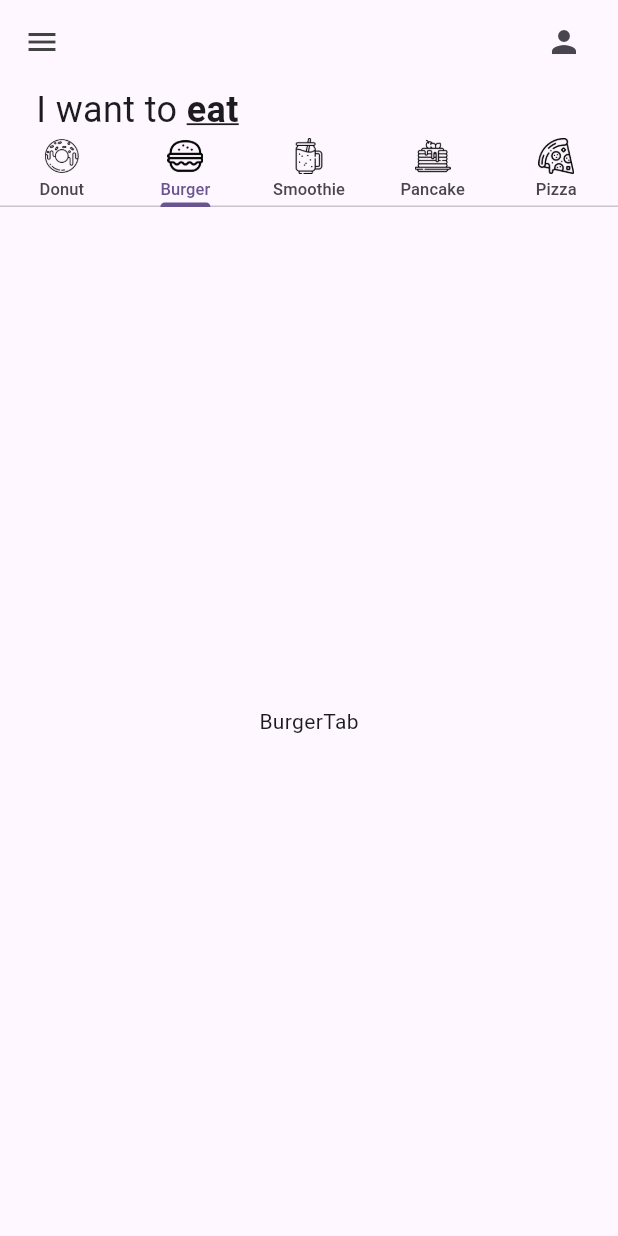
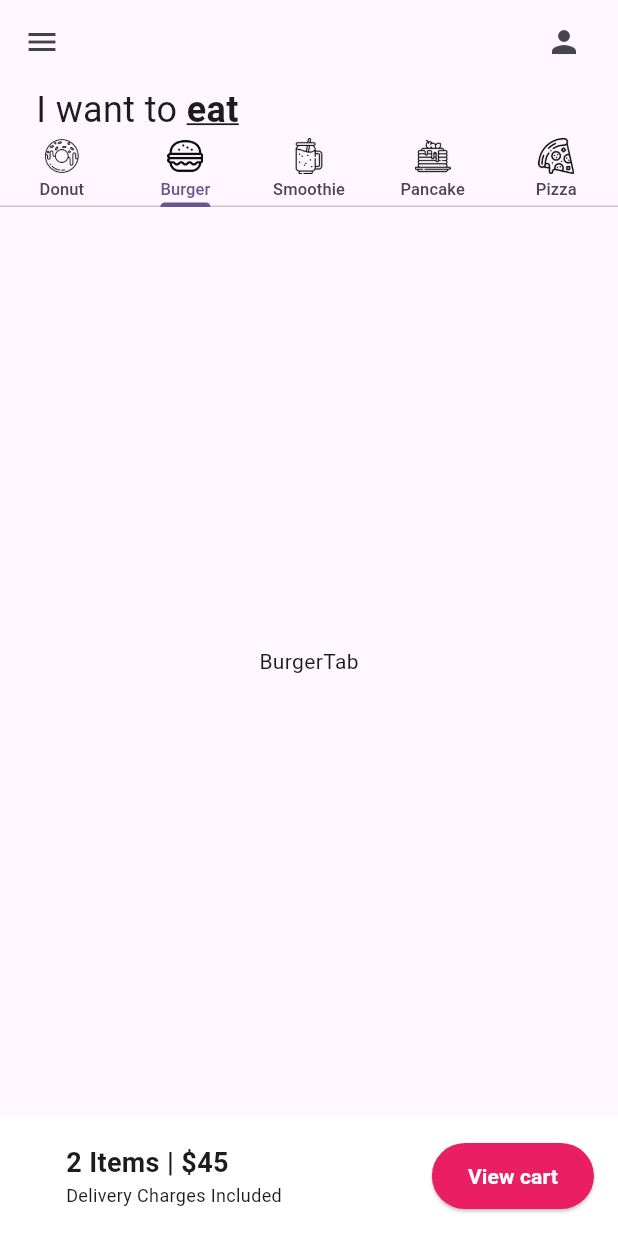
Before and after one commit to ObedDM/donut_app, a Flutter app: the screen it shows after launch, tab 2 chosen, on a phone screen of 412 x 824 dp. Run offline on Flutter 3.47's test engine with Material 3 defaults, Android fonts, the phone set to English and light mode, and no system bars.

Commit message:
Shopping cart container added

```diff
--- a/lib/screens/home_page.dart
+++ b/lib/screens/home_page.dart
@@ -76,9 +76,50 @@ class _MyWidgetState extends State<Homepage> {
                 PizzaTab(),
 
               ]),
-            )
+            ),
+
             //Contenido
-            //Carito
+
+            //4. Carrito (Cart)
+
+            Container(
+              color: Colors.white,
+              padding: EdgeInsets.all(16),
+              child: Row(
+                mainAxisAlignment: MainAxisAlignment.spaceBetween,
+                children: [
+                  Padding(padding: EdgeInsets.only(left:28),
+                  child: Column(
+                    crossAxisAlignment: CrossAxisAlignment.start,
+                    children: [
+                      Text('2 Items | \$45', style: TextStyle(fontSize: 18, fontWeight: FontWeight.bold)),
+                      Text('Delivery Charges Included',
+                        style: TextStyle(fontSize: 12),
+                      ),
+                    ],),
+                  ),
+
+                  ElevatedButton(
+                    style: ElevatedButton.styleFrom(
+                      backgroundColor: Colors.pink,
+                      padding: EdgeInsets.symmetric(
+                        horizontal: 24,
+                        vertical: 12,
+                      ),
+                    ),
+                    onPressed: () {},
+                    child: const Text(
+                      'View cart',
+                      style: TextStyle(
+                        color: Colors.white,
+                        fontWeight: FontWeight.bold,
+                      ),
+                    )
+                  )
+                ],
+              ),
+            ),
+
           ],
         ),
       ),
```
